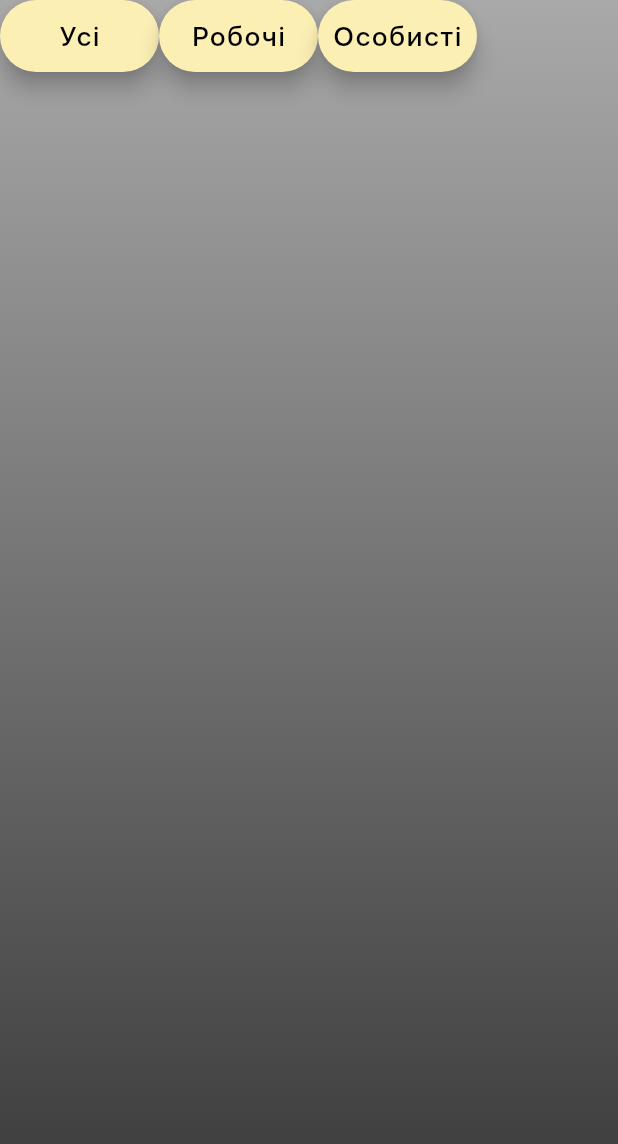
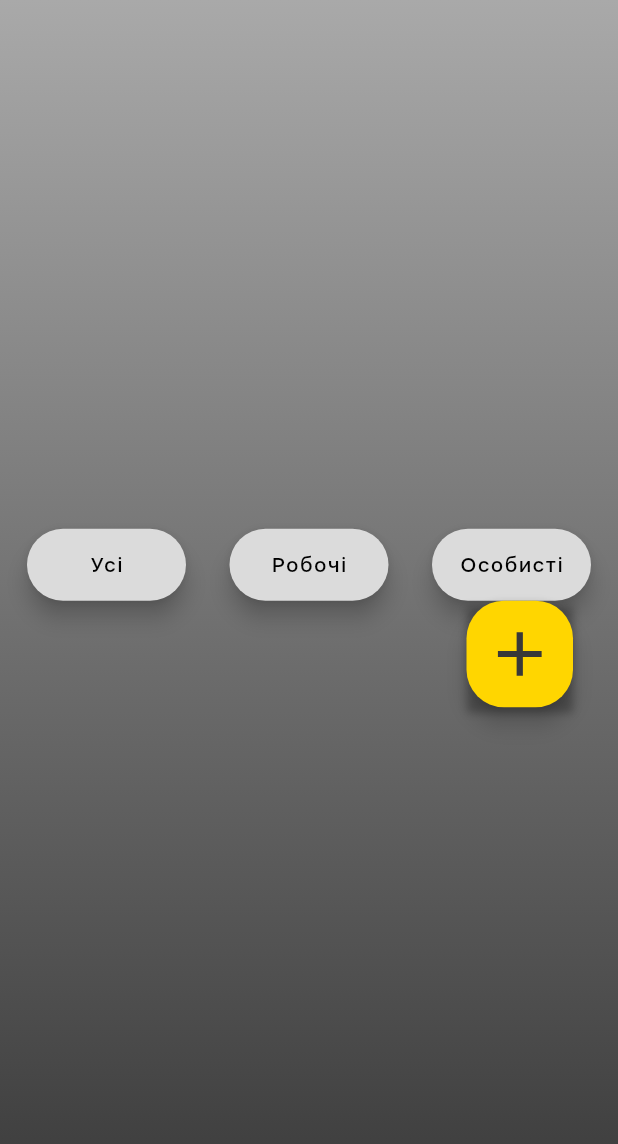
Before and after one commit to MaxTkachuk03/todoshka, a Flutter app: the MainPage screen opened by its route, on a phone screen of 412 x 824 dp. Shown: the top 1144 px of the screen. Run offline on Flutter 3.47's test engine with Material 2 defaults, Android fonts, the phone set to English and light mode, and no system bars; drawn by our look-alikes of auto_size_text; our stand-ins replace flutter_svg; project files that could hold a hidden picture were left out.

Commit message:
fifith commit

```diff
--- a/lib/pages/create_page.dart
+++ b/lib/pages/create_page.dart
@@ -0,0 +1,17 @@
+import 'package:flutter/material.dart';
+
+class CreatingPage extends StatefulWidget {
+  const CreatingPage({super.key});
+
+  static const String routeName = 'pages/create';
+
+  @override
+  State<CreatingPage> createState() => _CreatingPageState();
+}
+
+class _CreatingPageState extends State<CreatingPage> {
+  @override
+  Widget build(BuildContext context) {
+    return const Placeholder();
+  }
+}
--- a/lib/pages/main_page.dart
+++ b/lib/pages/main_page.dart
@@ -2,6 +2,7 @@ import 'package:flutter/material.dart';
 import 'package:todoshka/generated/l10n.dart';
 import 'package:todoshka/resources/colors.dart';
 import 'package:todoshka/widgets/buttons/appbar_buttons.dart';
+import 'package:todoshka/widgets/buttons/plus_buton.dart';
 
 class MainPage extends StatefulWidget {
   const MainPage({super.key});
@@ -13,6 +14,7 @@ class MainPage extends StatefulWidget {
 }
 
 class _MainPageState extends State<MainPage> {
+  final bool active = false;
   @override
   Widget build(BuildContext context) {
     return Scaffold(
@@ -20,28 +22,53 @@ class _MainPageState extends State<MainPage> {
         decoration: const BoxDecoration(
           gradient: AppColors.gradient,
         ),
+        child: Padding(
+          padding: const EdgeInsets.symmetric(
+            horizontal: 18.0,
+          ),
           child: Column(
             children: [
+              const Spacer(),
               Row(
+                mainAxisAlignment: MainAxisAlignment.spaceBetween,
                 children: [
                   AppBarButton(
-                  isEnabled: true,
+                    isEnabled: active,
                     label: S.of(context).all,
                     onPressed: () {},
+                    heroTag: S.of(context).all,
                   ),
                   AppBarButton(
-                  isEnabled: true,
+                    isEnabled: active,
                     label: S.of(context).works,
                     onPressed: () {},
+                    heroTag: S.of(context).works,
                   ),
                   AppBarButton(
-                  isEnabled: true,
-                  label: S.of(context).pesonal,
+                    isEnabled: active,
+                    label: S.of(context).personal,
+                    onPressed: () {},
+                    heroTag: S.of(context).personal,
+                  ),
+                ],
+              ),
+              //ListView.builder(itemBuilder: (context, index) => Container()),
+              Row(
+                mainAxisAlignment: MainAxisAlignment.end,
+                children: [
+                  Padding(
+                    padding: const EdgeInsets.only(
+                     right: 12.0,
+                    ),
+                    child: PlusButton(
                       onPressed: () {},
                     ),
+                  ),
                 ],
-            )
+              ),
+              const Spacer(),
             ],
+          ),
         ),
       ),
     );
--- a/lib/resources/colors.dart
+++ b/lib/resources/colors.dart
@@ -17,4 +17,5 @@ class AppColors {
   static const grey = Color.fromRGBO(219, 219, 219, 1);
   static const beige = Color.fromRGBO(251, 239, 180, 1);
   static const blackSecond = Color.fromRGBO(56, 56, 56, 1);
+  static const blackShadow = Color.fromRGBO(0, 0, 0, 0.25);
 }
--- a/lib/widgets/buttons/appbar_buttons.dart
+++ b/lib/widgets/buttons/appbar_buttons.dart
@@ -1,3 +1,4 @@
+import 'package:auto_size_text/auto_size_text.dart';
 import 'package:flutter/material.dart';
 import 'package:todoshka/resources/colors.dart';
 import 'package:todoshka/resources/fonts.dart';
@@ -8,9 +9,11 @@ class AppBarButton extends StatelessWidget {
     required this.onPressed,
     required this.label,
     required this.isEnabled,
+    required this.heroTag,
   });
 
   final String label;
+  final String heroTag;
   final void Function() onPressed;
   final bool isEnabled;
 
@@ -20,13 +23,21 @@ class AppBarButton extends StatelessWidget {
       height: 48.0,
       width: 106.0,
       child: FloatingActionButton.extended(
-        label: Text(
-          label,
-          style: const TextStyle(
-            color: AppColors.black,
-            fontSize: 18.0,
-            fontFamily: AppFonts.fontFamily,
-            fontWeight: AppFonts.normal,
+        autofocus: true,
+        heroTag: heroTag,
+        label: Padding(
+          padding: const EdgeInsets.all(10.0),
+          child: AutoSizeText(
+            label,
+            maxLines: 1,
+            maxFontSize: 18.0,
+            minFontSize: 14.0,
+            style: const TextStyle(
+              color: AppColors.black,
+              //fontSize: 18.0,
+              fontFamily: AppFonts.fontFamily,
+              fontWeight: AppFonts.normal,
+            ),
           ),
         ),
         shape: const RoundedRectangleBorder(
--- /dev/null
+++ b/lib/widgets/buttons/plus_buton.dart
@@ -0,0 +1,42 @@
+import 'package:flutter/material.dart';
+import 'package:flutter_svg/flutter_svg.dart';
+import 'package:todoshka/generated/l10n.dart';
+import 'package:todoshka/resources/colors.dart';
+import 'package:todoshka/resources/icons.dart';
+
+class PlusButton extends StatelessWidget {
+  const PlusButton({
+    super.key,
+    required this.onPressed,
+  });
+
+  final void Function() onPressed;
+
+  @override
+  Widget build(BuildContext context) {
+    return Container(
+      height: 71.0,
+      width: 71.0,
+      decoration: const BoxDecoration(boxShadow: [
+        BoxShadow(
+          color: AppColors.blackShadow,
+          offset: Offset(0, 4.0),
+          blurRadius: 4.0,
+        ),
+      ]),
+      child: FloatingActionButton.extended(
+        heroTag: S.of(context).create,
+        label: SvgPicture.asset(
+          AppIcons.plus,
+        ),
+        shape: const RoundedRectangleBorder(
+          borderRadius: BorderRadius.all(
+            Radius.circular(25.0),
+          ),
+        ),
+        backgroundColor: AppColors.yellow,
+        onPressed: onPressed,
+      ),
+    );
+  }
+}
--- a/pubspec.yaml
+++ b/pubspec.yaml
@@ -39,6 +39,7 @@ dependencies:
   cupertino_icons: ^1.0.2
   intl: ^0.17.0
   flutter_svg: ^1.1.6
+  auto_size_text: ^3.0.0
 
 dev_dependencies:
   flutter_test:
```
Also changed, not shown: lib/main.dart (+7 -0 lines), assets/icons/choose.svg (added), assets/icons/circle.svg (added), lib/generated/intl/messages_ua.dart, lib/generated/l10n.dart, lib/l10n/intl_ua.arb (line endings or trailing spaces), pubspec.lock. Lines whose indentation alone changed are shown as unchanged.
